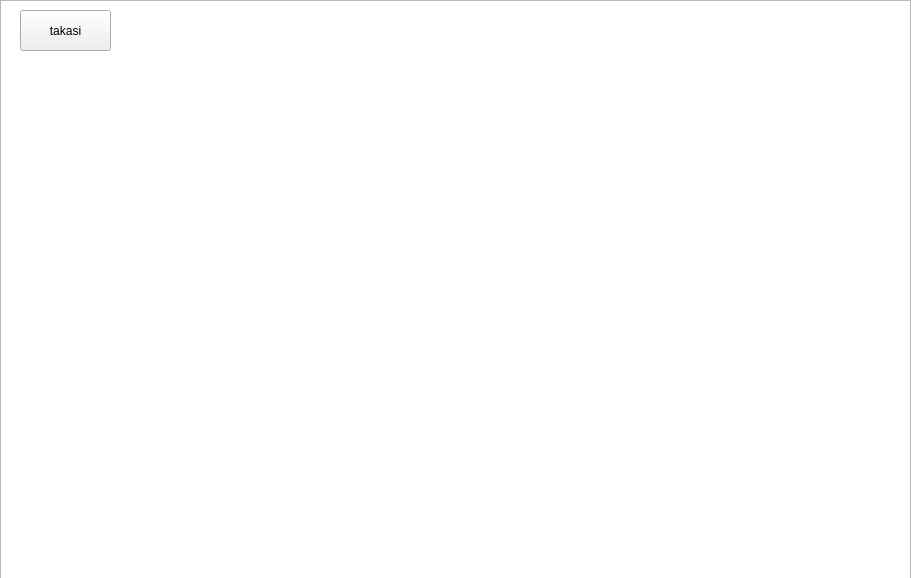
Above: ATMAAAAAAAAAAAAAAAAAAAAA/log.ui from tvt20kmo-ohjelmistokehitysprojekti/Group10 before the change. Below: the same form after it.
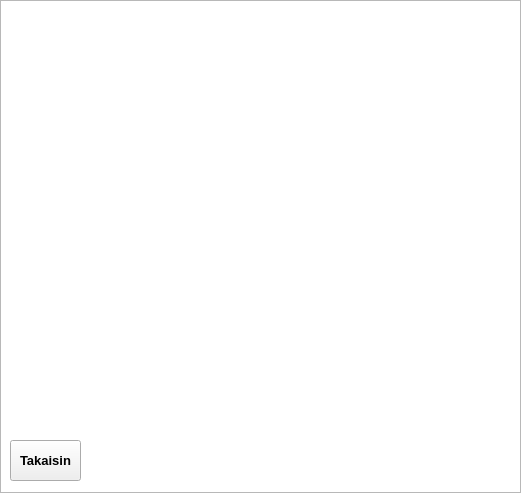
That is the form after the change.

Diff of the .ui file:
```diff
--- a/ATMAAAAAAAAAAAAAAAAAAAAA/log.ui
+++ b/ATMAAAAAAAAAAAAAAAAAAAAA/log.ui
@@ -6,10 +6,16 @@
    <rect>
     <x>0</x>
     <y>0</y>
-    <width>911</width>
-    <height>578</height>
+    <width>521</width>
+    <height>493</height>
    </rect>
   </property>
+  <property name="font">
+   <font>
+    <weight>50</weight>
+    <bold>false</bold>
+   </font>
+  </property>
   <property name="windowTitle">
    <string>Form</string>
   </property>
@@ -18,22 +24,35 @@
     <rect>
      <x>0</x>
      <y>0</y>
-     <width>911</width>
-     <height>581</height>
+     <width>521</width>
+     <height>493</height>
     </rect>
    </property>
+   <property name="font">
+    <font>
+     <weight>50</weight>
+     <bold>false</bold>
+    </font>
+   </property>
   </widget>
   <widget class="QPushButton" name="btn_back">
    <property name="geometry">
     <rect>
-     <x>20</x>
-     <y>10</y>
-     <width>91</width>
+     <x>10</x>
+     <y>440</y>
+     <width>71</width>
      <height>41</height>
     </rect>
    </property>
+   <property name="font">
+    <font>
+     <pointsize>10</pointsize>
+     <weight>75</weight>
+     <bold>true</bold>
+    </font>
+   </property>
    <property name="text">
-    <string>takasi</string>
+    <string>Takaisin</string>
    </property>
   </widget>
  </widget>
```
